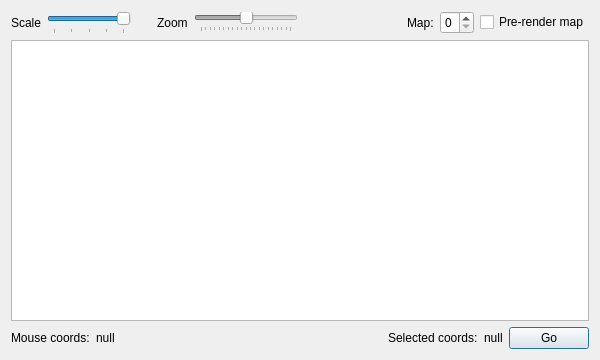
cbnolok/Leviathan, file src/forms/dlg_worldmap.ui: the form before one commit.
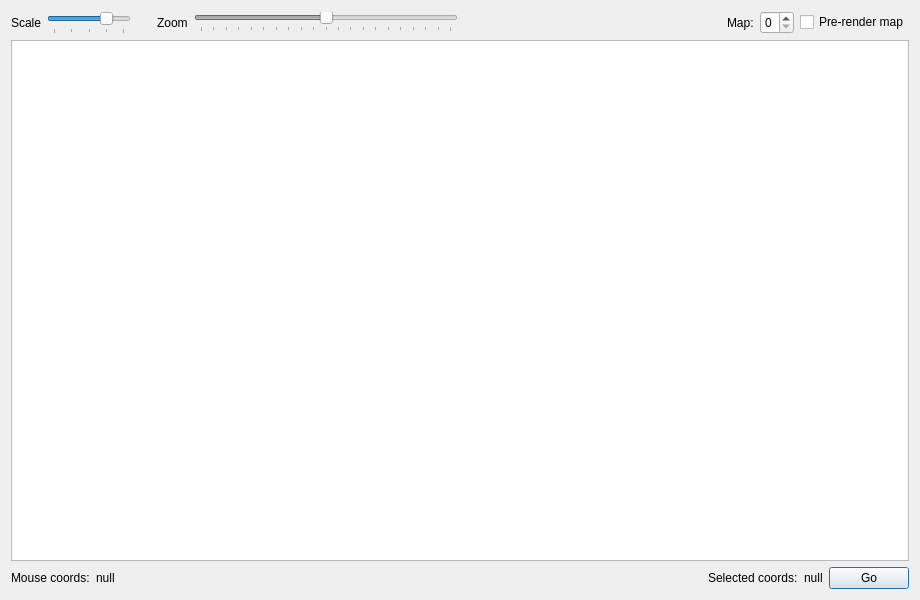
The form after the commit.

```diff
--- a/src/forms/dlg_worldmap.ui
+++ b/src/forms/dlg_worldmap.ui
@@ -6,8 +6,8 @@
    <rect>
     <x>0</x>
     <y>0</y>
-    <width>600</width>
-    <height>360</height>
+    <width>920</width>
+    <height>600</height>
    </rect>
   </property>
   <property name="windowTitle">
@@ -40,7 +40,7 @@
           <number>4</number>
          </property>
          <property name="value">
-          <number>4</number>
+          <number>3</number>
          </property>
          <property name="tracking">
           <bool>false</bool>
```
